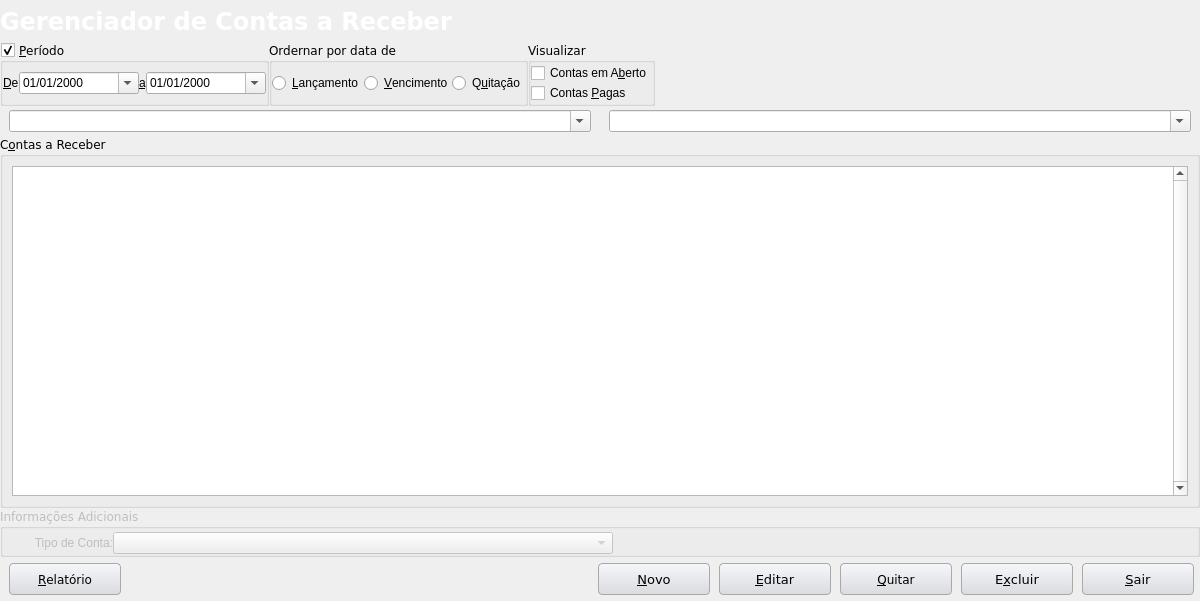
Old version of the form Projects/Blink/Plugins/financier/accounttoreceivemanager.ui in the repository MarcoBueno1/qrad.
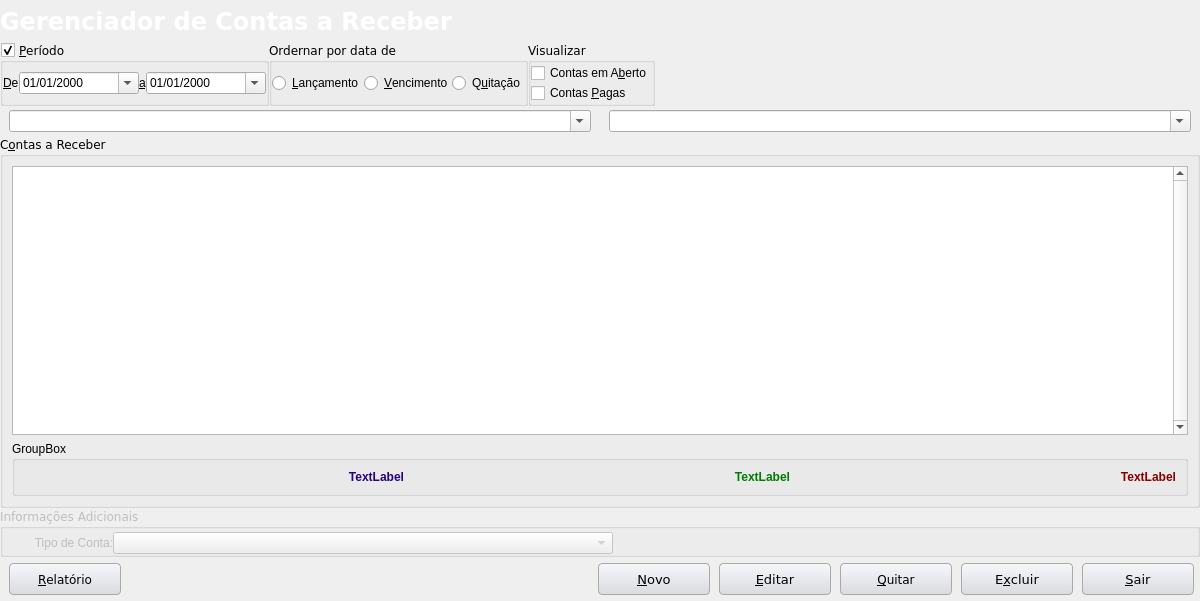
New version of the form. Icons and pictures are not drawn. Custom widgets are drawn as their Qt base class.

The edit to the form file:
```diff
--- a/Projects/Blink/Plugins/financier/accounttoreceivemanager.ui
+++ b/Projects/Blink/Plugins/financier/accounttoreceivemanager.ui
@@ -509,6 +509,88 @@
         </attribute>
        </widget>
       </item>
+      <item row="1" column="0">
+       <widget class="QGroupBox" name="groupBox">
+        <property name="minimumSize">
+         <size>
+          <width>0</width>
+          <height>50</height>
+         </size>
+        </property>
+        <property name="title">
+         <string>GroupBox</string>
+        </property>
+        <layout class="QHBoxLayout" name="horizontalLayout_6">
+         <item>
+          <widget class="QLabel" name="labelPagar">
+           <property name="font">
+            <font>
+             <pointsize>9</pointsize>
+             <weight>75</weight>
+             <bold>true</bold>
+            </font>
+           </property>
+           <property name="styleSheet">
+            <string notr="true">color: rgb(41, 0, 125);</string>
+           </property>
+           <property name="text">
+            <string>TextLabel</string>
+           </property>
+           <property name="alignment">
+            <set>Qt::AlignRight|Qt::AlignTrailing|Qt::AlignVCenter</set>
+           </property>
+           <property name="textInteractionFlags">
+            <set>Qt::LinksAccessibleByMouse|Qt::TextSelectableByMouse</set>
+           </property>
+          </widget>
+         </item>
+         <item>
+          <widget class="QLabel" name="labelPago">
+           <property name="font">
+            <font>
+             <weight>75</weight>
+             <bold>true</bold>
+            </font>
+           </property>
+           <property name="styleSheet">
+            <string notr="true">color: rgb(0, 122, 0);</string>
+           </property>
+           <property name="text">
+            <string>TextLabel</string>
+           </property>
+           <property name="alignment">
+            <set>Qt::AlignRight|Qt::AlignTrailing|Qt::AlignVCenter</set>
+           </property>
+           <property name="textInteractionFlags">
+            <set>Qt::LinksAccessibleByMouse|Qt::TextSelectableByMouse</set>
+           </property>
+          </widget>
+         </item>
+         <item>
+          <widget class="QLabel" name="labelSaldo">
+           <property name="font">
+            <font>
+             <weight>75</weight>
+             <bold>true</bold>
+            </font>
+           </property>
+           <property name="styleSheet">
+            <string notr="true">color: rgb(135, 0, 0);</string>
+           </property>
+           <property name="text">
+            <string>TextLabel</string>
+           </property>
+           <property name="alignment">
+            <set>Qt::AlignRight|Qt::AlignTrailing|Qt::AlignVCenter</set>
+           </property>
+           <property name="textInteractionFlags">
+            <set>Qt::LinksAccessibleByMouse|Qt::TextSelectableByMouse</set>
+           </property>
+          </widget>
+         </item>
+        </layout>
+       </widget>
+      </item>
      </layout>
     </widget>
    </item>
```
